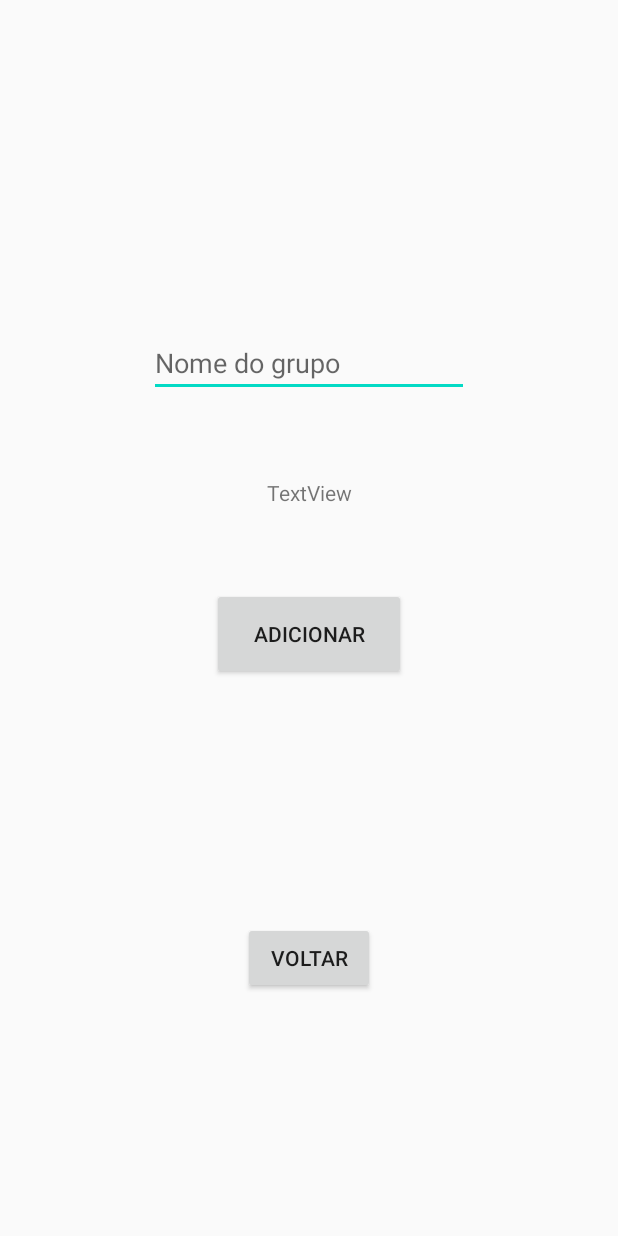
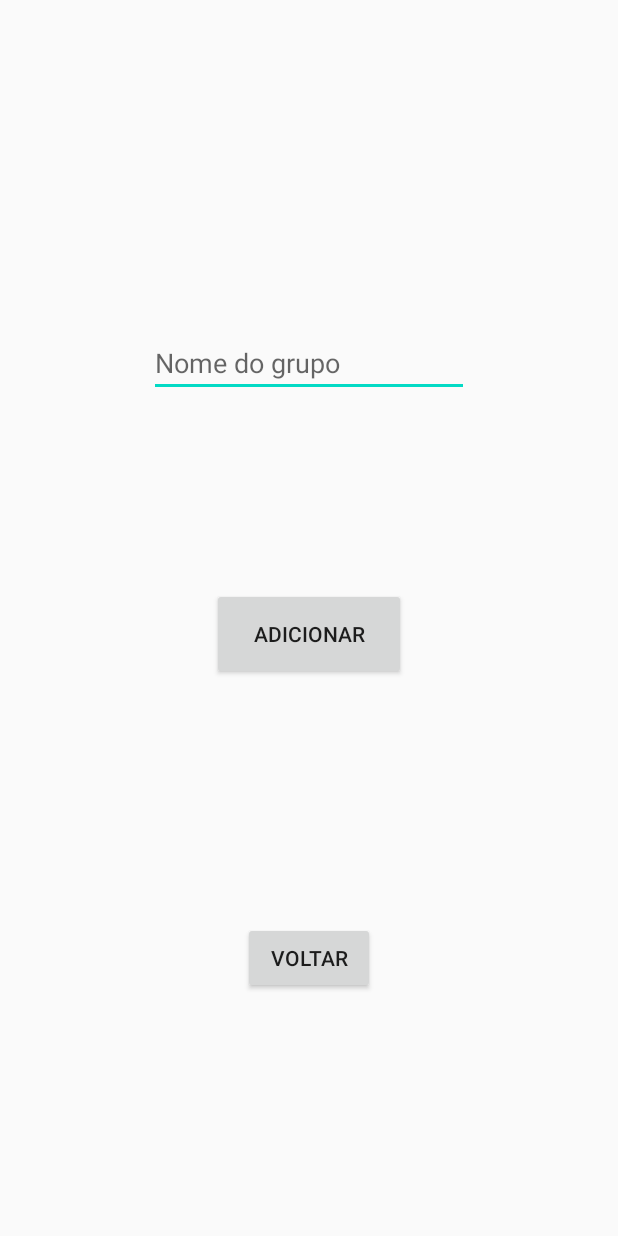
Before and after one commit to alyssa-t/AnPI, an Android app: the RegisterCardActivity screen opened directly, with no data from a screen before it, on a phone screen of 412 x 824 dp. Run offline under Robolectric (Android 15) with nearby library versions, the phone set to English and light mode, and no system bars; 1 statement that could not run was skipped.

Commit message:
Retirei a Biblioteca do Kuromoji do código
Estava deixando código lento e estava lá só como teste

```diff
--- a/MemorAnki/app/src/main/java/com/ple2020pi/memoranki/ListCardActivity.java
+++ b/MemorAnki/app/src/main/java/com/ple2020pi/memoranki/ListCardActivity.java
@@ -21,15 +21,9 @@ import androidx.appcompat.app.AlertDialog;
 import androidx.appcompat.app.AppCompatActivity;
 import androidx.appcompat.widget.Toolbar;
 
-import com.atilika.kuromoji.TokenizerBase;
-import com.atilika.kuromoji.ipadic.Token;
-import com.atilika.kuromoji.ipadic.Tokenizer;
-
 import java.util.List;
 
 public class ListCardActivity extends AppCompatActivity {
-
-    Tokenizer tokenizer = new Tokenizer.Builder().mode(TokenizerBase.Mode.NORMAL).build();
 
     private OpenHelper helper;
     String kbn = "";
--- a/MemorAnki/app/src/main/java/com/ple2020pi/memoranki/RegisterCardActivity.java
+++ b/MemorAnki/app/src/main/java/com/ple2020pi/memoranki/RegisterCardActivity.java
@@ -9,24 +9,13 @@ import android.content.Intent;
 import android.database.Cursor;
 import android.database.sqlite.SQLiteDatabase;
 import android.os.Bundle;
-import android.text.Editable;
-import android.text.TextWatcher;
 import android.view.Gravity;
 import android.view.View;
 import android.widget.Button;
 import android.widget.EditText;
-import android.widget.TextView;
 import android.widget.Toast;
 
-import com.atilika.kuromoji.TokenizerBase;
-import com.atilika.kuromoji.ipadic.Token;
-import com.atilika.kuromoji.ipadic.Tokenizer;
-
-import java.util.List;
-
 public class RegisterCardActivity extends AppCompatActivity {
-
-    Tokenizer tokenizer = new Tokenizer.Builder().mode(TokenizerBase.Mode.NORMAL).build();
 
     private OpenHelper helper;
     String kbn = "";
@@ -59,30 +48,6 @@ public class RegisterCardActivity extends AppCompatActivity {
             kbn = "add";
             btn_confirmGroupName.setText(R.string.adicionar);
         }
-
-        EditText editText = findViewById(R.id.txt_inputGroupName);
-        final TextView text = findViewById(R.id.textInfo);
-
-        editText.addTextChangedListener(new TextWatcher() {
-            @Override
-            public void onTextChanged(CharSequence s, int start, int before, int count) {
-            }
-
-            @Override
-            public void beforeTextChanged(CharSequence s, int start, int count, int after) {
-            }
-
-            @Override
-            public void afterTextChanged(Editable s) {
-                text.setText("");
-                List<Token> tokens = tokenizer.tokenize(s.toString());
-
-                for (int i = 0; i < tokens.size(); i++) {
-                    String display = tokens.get(i).getBaseForm() + "(" + tokens.get(i).getReading() + ") :" + tokens.get(i).getPartOfSpeechLevel1() + "\n";
-                    text.append(display);
-                }
-            }
-        });
     }
 
     public void SaveGroupData(View view) {
--- a/MemorAnki/app/src/main/res/layout/activity_register_card.xml
+++ b/MemorAnki/app/src/main/res/layout/activity_register_card.xml
@@ -57,14 +57,4 @@
         app:layout_constraintStart_toStartOf="parent"
         app:layout_constraintTop_toBottomOf="@+id/btn_confirmGroupName" />
 
-    <TextView
-        android:id="@+id/textInfo"
-        android:layout_width="wrap_content"
-        android:layout_height="wrap_content"
-        android:text="@string/text_info"
-        app:layout_constraintBottom_toTopOf="@+id/btn_confirmGroupName"
-        app:layout_constraintEnd_toEndOf="parent"
-        app:layout_constraintHorizontal_bias="0.5"
-        app:layout_constraintStart_toStartOf="parent"
-        app:layout_constraintTop_toBottomOf="@+id/txt_inputGroupName" />
 </androidx.constraintlayout.widget.ConstraintLayout>
--- a/MemorAnki/app/src/main/res/values/strings.xml
+++ b/MemorAnki/app/src/main/res/values/strings.xml
@@ -8,7 +8,6 @@
     <string name="adicionar">Adicionar</string>
     <string name="voltar">Voltar</string>
     <string name="apagar">Apagar</string>
-    <string name="text_info">TextView</string>
     <string name="editgroup">Editar</string>
     <string name="addgroup">Adicionar</string>
     <string name="deletegroup">Deletar</string>
```
